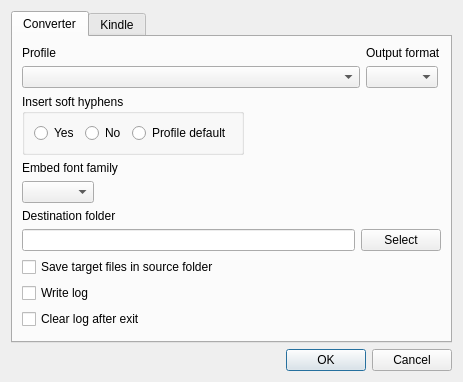
First picture: the form in ui/SettingsDialog.ui, repository rupor-github/fb2mobi, before the edit.
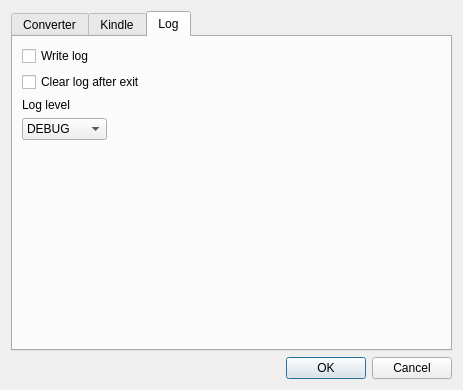
Second picture: the form after the edit. The open tabs and pages were chosen to show the change.

Diff of the .ui file:
```diff
--- a/ui/SettingsDialog.ui
+++ b/ui/SettingsDialog.ui
@@ -7,7 +7,7 @@
     <x>0</x>
     <y>0</y>
     <width>463</width>
-    <height>382</height>
+    <height>390</height>
    </rect>
   </property>
   <property name="windowTitle">
@@ -164,20 +164,6 @@
          </property>
         </widget>
        </item>
-       <item>
-        <widget class="QCheckBox" name="checkWriteLog">
-         <property name="text">
-          <string>Write log</string>
-         </property>
-        </widget>
-       </item>
-       <item>
-        <widget class="QCheckBox" name="checkClearLogAfterExit">
-         <property name="text">
-          <string>Clear log after exit</string>
-         </property>
-        </widget>
-       </item>
        <item>
         <spacer name="verticalSpacer_2">
          <property name="orientation">
@@ -258,6 +244,77 @@
        </item>
       </layout>
      </widget>
+     <widget class="QWidget" name="tab_3">
+      <attribute name="title">
+       <string>Log</string>
+      </attribute>
+      <layout class="QVBoxLayout" name="verticalLayout_4">
+       <item>
+        <widget class="QCheckBox" name="checkWriteLog">
+         <property name="text">
+          <string>Write log</string>
+         </property>
+        </widget>
+       </item>
+       <item>
+        <widget class="QCheckBox" name="checkClearLogAfterExit">
+         <property name="text">
+          <string>Clear log after exit</string>
+         </property>
+        </widget>
+       </item>
+       <item>
+        <widget class="QLabel" name="label_6">
+         <property name="text">
+          <string>Log level</string>
+         </property>
+        </widget>
+       </item>
+       <item>
+        <widget class="QComboBox" name="comboLogLevel">
+         <property name="sizePolicy">
+          <sizepolicy hsizetype="Maximum" vsizetype="Fixed">
+           <horstretch>0</horstretch>
+           <verstretch>0</verstretch>
+          </sizepolicy>
+         </property>
+         <item>
+          <property name="text">
+           <string>DEBUG</string>
+          </property>
+         </item>
+         <item>
+          <property name="text">
+           <string>INFO</string>
+          </property>
+         </item>
+         <item>
+          <property name="text">
+           <string>ERROR</string>
+          </property>
+         </item>
+         <item>
+          <property name="text">
+           <string>CRITICAL</string>
+          </property>
+         </item>
+        </widget>
+       </item>
+       <item>
+        <spacer name="verticalSpacer_3">
+         <property name="orientation">
+          <enum>Qt::Vertical</enum>
+         </property>
+         <property name="sizeHint" stdset="0">
+          <size>
+           <width>20</width>
+           <height>40</height>
+          </size>
+         </property>
+        </spacer>
+       </item>
+      </layout>
+     </widget>
     </widget>
    </item>
    <item>
```
Left out of the diff: 64 changed lines with no effect on the pictures.
